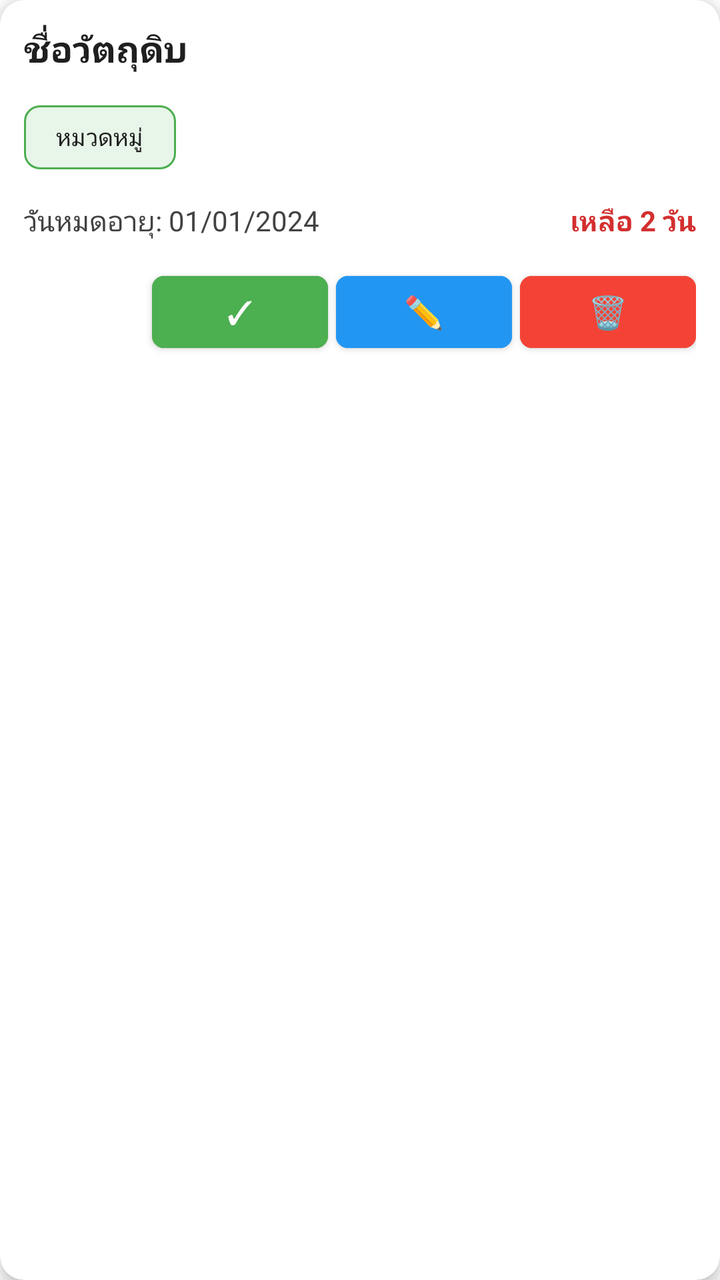
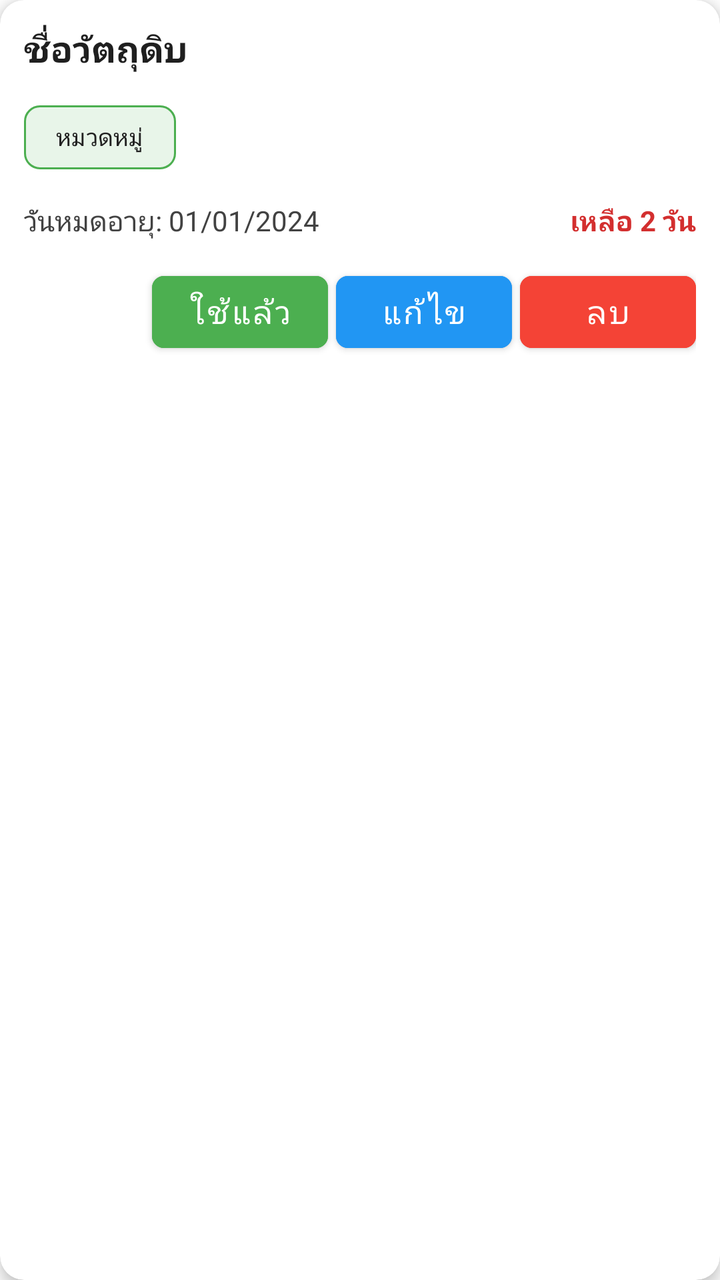

Two renders of the same Android screen: before a commit and after it. Below are the layout's source before the change and the commit's diff.
<!-- AndroidManifest.xml: application theme Theme.Expirytrack -->
<!-- res/layout/item_ingredient.xml -->
<?xml version="1.0" encoding="utf-8"?>
<androidx.cardview.widget.CardView xmlns:android="http://schemas.android.com/apk/res/android"
    xmlns:app="http://schemas.android.com/apk/res-auto"
    android:id="@+id/cardIngredient"
    android:layout_width="match_parent"
    android:layout_height="wrap_content"
    android:layout_margin="8dp"
    app:cardCornerRadius="12dp"
    app:cardElevation="4dp">

    <LinearLayout
        android:layout_width="match_parent"
        android:layout_height="wrap_content"
        android:orientation="vertical"
        android:padding="12dp">

        <TextView
            android:id="@+id/textIngredientName"
            android:layout_width="match_parent"
            android:layout_height="wrap_content"
            android:text="ชื่อวัตถุดิบ"
            android:textSize="18sp"
            android:textStyle="bold"
            android:textColor="#1F1F1F" />

        <LinearLayout
            android:layout_width="match_parent"
            android:layout_height="wrap_content"
            android:layout_marginTop="8dp"
            android:orientation="horizontal">

            <com.google.android.material.chip.Chip
                android:id="@+id/chipCategory"
                android:layout_width="wrap_content"
                android:layout_height="wrap_content"
                android:text="หมวดหมู่"
                android:textSize="12sp"
                app:chipBackgroundColor="#E8F5E9"
                app:chipStrokeColor="#4CAF50"
                app:chipStrokeWidth="1dp" />

        </LinearLayout>

        <LinearLayout
            android:layout_width="match_parent"
            android:layout_height="wrap_content"
            android:layout_marginTop="8dp"
            android:orientation="horizontal">

            <TextView
                android:id="@+id/textExpiryDate"
                android:layout_width="0dp"
                android:layout_height="wrap_content"
                android:layout_weight="1"
                android:text="วันหมดอายุ: 01/01/2024"
                android:textSize="14sp"
                android:textColor="#424242" />

            <TextView
                android:id="@+id/textDaysLeft"
                android:layout_width="wrap_content"
                android:layout_height="wrap_content"
                android:text="เหลือ 2 วัน"
                android:textSize="14sp"
                android:textStyle="bold"
                android:textColor="#D32F2F" />

        </LinearLayout>

        <LinearLayout
            android:layout_width="match_parent"
            android:layout_height="wrap_content"
            android:layout_marginTop="12dp"
            android:orientation="horizontal"
            android:gravity="end">

            <com.google.android.material.button.MaterialButton
                android:id="@+id/btnUsed"
                android:layout_width="wrap_content"
                android:layout_height="wrap_content"
                android:layout_marginEnd="4dp"
                android:text="✓"
                android:textSize="16sp"
                app:cornerRadius="6dp"
                android:backgroundTint="#4CAF50"
                style="@style/Widget.MaterialComponents.Button" />

            <com.google.android.material.button.MaterialButton
                android:id="@+id/btnEdit"
                android:layout_width="wrap_content"
                android:layout_height="wrap_content"
                android:layout_marginEnd="4dp"
                android:text="✏️"
                android:textSize="16sp"
                app:cornerRadius="6dp"
                android:backgroundTint="#2196F3"
                style="@style/Widget.MaterialComponents.Button" />

            <com.google.android.material.button.MaterialButton
                android:id="@+id/btnDelete"
                android:layout_width="wrap_content"
                android:layout_height="wrap_content"
                android:text="🗑️"
                android:textSize="16sp"
                app:cornerRadius="6dp"
                android:backgroundTint="#F44336"
                style="@style/Widget.MaterialComponents.Button" />

        </LinearLayout>

    </LinearLayout>

</androidx.cardview.widget.CardView>
<!-- resources referenced by this layout -->
<resources>
  <style name="Theme.Expirytrack" parent="Base.Theme.Expirytrack" />
  <style name="Base.Theme.Expirytrack" parent="Theme.Material3.DayNight.NoActionBar">
          
          <item name="colorPrimary">@color/primary_color</item>
          <item name="colorPrimaryVariant">@color/primary_dark</item>
          <item name="colorOnPrimary">@android:color/white</item>
          
          
          <item name="colorSecondary">@color/secondary_color</item>
          <item name="colorSecondaryVariant">@color/secondary_dark</item>
          <item name="colorOnSecondary">@android:color/white</item>
          
          
          <item name="android:colorBackground">@color/background_default</item>
          <item name="colorSurface">@color/background_surface</item>
          <item name="colorOnBackground">@color/text_primary</item>
          <item name="colorOnSurface">@color/text_primary</item>
          
          
          <item name="android:statusBarColor">@color/primary_color</item>
          <item name="android:windowLightStatusBar">false</item>
          
          
          <item name="android:navigationBarColor">@color/white</item>
          <item name="android:windowLightNavigationBar" tools:targetApi="o_mr1">true</item>
      </style>
  <color name="primary_color">#2E7D32</color>
  <color name="primary_dark">#1B5E20</color>
  <color name="secondary_color">#FF8F00</color>
  <color name="secondary_dark">#E65100</color>
  <color name="background_default">#FFFFFF</color>
  <color name="background_surface">#F9F9F9</color>
  <color name="text_primary">#212121</color>
  <color name="white">#FFFFFFFF</color>
</resources>

<!-- the commit's change to res/layout/item_ingredient.xml (unified diff, before → after) -->
@@ -79,7 +79,7 @@
                 android:layout_width="wrap_content"
                 android:layout_height="wrap_content"
                 android:layout_marginEnd="4dp"
-                android:text="✓"
+                android:text="ใช้แล้ว"
                 android:textSize="16sp"
                 app:cornerRadius="6dp"
                 android:backgroundTint="#4CAF50"
@@ -90,7 +90,7 @@
                 android:layout_width="wrap_content"
                 android:layout_height="wrap_content"
                 android:layout_marginEnd="4dp"
-                android:text="✏️"
+                android:text="แก้ไข"
                 android:textSize="16sp"
                 app:cornerRadius="6dp"
                 android:backgroundTint="#2196F3"
@@ -100,7 +100,7 @@
                 android:id="@+id/btnDelete"
                 android:layout_width="wrap_content"
                 android:layout_height="wrap_content"
-                android:text="🗑️"
+                android:text="ลบ"
                 android:textSize="16sp"
                 app:cornerRadius="6dp"
                 android:backgroundTint="#F44336"
